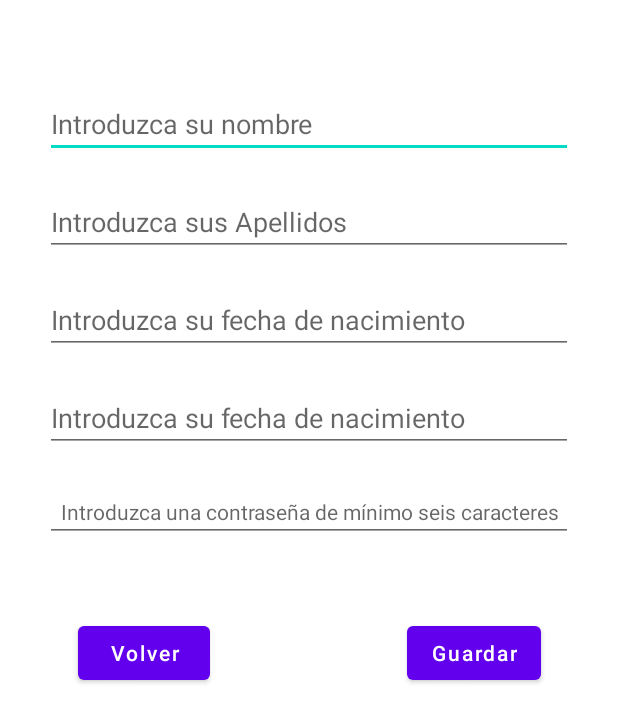
After one commit to ElianaMarinRincon/TurisApp, an Android app: the RegistroActivity screen opened directly, with no data from a screen before it, on a phone screen of 412 x 824 dp. The commit adds this screen. Shown: the top 722 px of the screen. Run offline under Robolectric (Android 15) with nearby library versions, the phone set to English and light mode, and no system bars.

Commit message:
Se creo una nueva ventana de registro y ligaron la ventana de bienvenida con login y la de login con registro

```diff
--- a/app/src/main/AndroidManifest.xml
+++ b/app/src/main/AndroidManifest.xml
@@ -13,7 +13,10 @@
             android:name=".Bienvenida"
             android:exported="false" />
         <activity
-            android:name=".LoginActivity"
+            android:name=".ComentariosCalificacion"
+            android:exported="false" />
+        <activity
+            android:name=".RegistroActivity"
             android:exported="false" />
         <activity
             android:name=".Formulario"
@@ -22,7 +25,7 @@
             android:name=".LugarResultado"
             android:exported="false" />
         <activity
-            android:name=".ComentariosCalificacion"
+            android:name=".LoginActivity"
             android:exported="true"
             android:windowSoftInputMode="adjustPan|adjustResize">
             <intent-filter>
--- a/app/src/main/java/com/example/turisapp/Bienvenida.java
+++ b/app/src/main/java/com/example/turisapp/Bienvenida.java
@@ -2,7 +2,10 @@ package com.example.turisapp;
 
 import androidx.appcompat.app.AppCompatActivity;
 
+import android.content.Intent;
 import android.os.Bundle;
+import android.view.View;
+import android.widget.Button;
 
 public class Bienvenida extends AppCompatActivity {
 
@@ -10,5 +13,16 @@ public class Bienvenida extends AppCompatActivity {
     protected void onCreate(Bundle savedInstanceState) {
         super.onCreate(savedInstanceState);
         setContentView(R.layout.activity_bienvenida);
+
+        Button btnContinuar = (Button) findViewById(R.id.bienvenida_btnContinuar);
+
+        btnContinuar.setOnClickListener(new View.OnClickListener() {
+            @Override
+            public void onClick(View view) {
+                Intent i = new Intent(view.getContext(), LoginActivity.class);
+                startActivity(i);
+            }
+        });
+
     }
 }
--- a/app/src/main/java/com/example/turisapp/LoginActivity.java
+++ b/app/src/main/java/com/example/turisapp/LoginActivity.java
@@ -1,8 +1,13 @@
 package com.example.turisapp;
 
+import androidx.appcompat.app.AlertDialog;
 import androidx.appcompat.app.AppCompatActivity;
 
+import android.content.Intent;
 import android.os.Bundle;
+import android.view.View;
+import android.widget.Button;
+import android.widget.EditText;
 
 public class LoginActivity extends AppCompatActivity {
 
@@ -10,5 +15,35 @@ public class LoginActivity extends AppCompatActivity {
     protected void onCreate(Bundle savedInstanceState) {
         super.onCreate(savedInstanceState);
         setContentView(R.layout.activity_login);
+
+        Button btnIngresar = (Button) findViewById(R.id.login_btnIngreso);
+        EditText txtEmail = (EditText) findViewById(R.id.login_txtEmail);
+        EditText txtClave = (EditText) findViewById(R.id.login_txtClave);
+
+        btnIngresar.setOnClickListener(new View.OnClickListener() {
+            @Override
+            public void onClick(View view) {
+                String email = txtEmail.getText().toString();
+                String clave = txtClave.getText().toString();
+
+                if(email.isEmpty() || clave.isEmpty()){
+                    AlertDialog.Builder mensaje = new AlertDialog.Builder(view.getContext());
+                    mensaje.setTitle("No se puede ingresar");
+                    mensaje.setMessage("Por favor diligencia los campos de ingreso o registrate");
+                    mensaje.create();
+                    mensaje.show();
+                }
+            }
+        });
+
+        Button btnRegistrarse = (Button) findViewById(R.id.login_btnRegistro);
+
+        btnRegistrarse.setOnClickListener(new View.OnClickListener() {
+            @Override
+            public void onClick(View view) {
+                Intent i = new Intent(view.getContext(), RegistroActivity.class);
+                startActivity(i);
+            }
+        });
     }
 }
--- /dev/null
+++ b/app/src/main/java/com/example/turisapp/RegistroActivity.java
@@ -0,0 +1,22 @@
+package com.example.turisapp;
+
+import androidx.appcompat.app.AppCompatActivity;
+
+import android.os.Bundle;
+import android.view.View;
+import android.widget.Button;
+
+public class RegistroActivity extends AppCompatActivity {
+
+    @Override
+    protected void onCreate(Bundle savedInstanceState) {
+        super.onCreate(savedInstanceState);
+        setContentView(R.layout.activity_registro);
+
+        Button btnVolver = (Button) findViewById(R.id.registro_btnVolver);
+        btnVolver.setOnClickListener(new View.OnClickListener() {
+            @Override
+            public void onClick(View view) {onBackPressed();}
+        });
+    }
+}
--- /dev/null
+++ b/app/src/main/res/layout/activity_registro.xml
@@ -0,0 +1,109 @@
+<?xml version="1.0" encoding="utf-8"?>
+<androidx.constraintlayout.widget.ConstraintLayout xmlns:android="http://schemas.android.com/apk/res/android"
+    xmlns:app="http://schemas.android.com/apk/res-auto"
+    xmlns:tools="http://schemas.android.com/tools"
+    android:layout_width="match_parent"
+    android:layout_height="match_parent"
+    android:layout_margin="10dp"
+    tools:context=".RegistroActivity">
+
+    <EditText
+        android:id="@+id/registro_txtNombres"
+        android:layout_width="match_parent"
+        android:layout_height="wrap_content"
+        android:layout_marginStart="20dp"
+        android:layout_marginTop="50dp"
+        android:layout_marginEnd="20dp"
+        android:ems="10"
+        android:hint="@string/registro_txtNombres_hint"
+        android:inputType="textPersonName"
+        app:layout_constraintEnd_toEndOf="parent"
+        app:layout_constraintHorizontal_bias="0.0"
+        app:layout_constraintStart_toStartOf="parent"
+        app:layout_constraintTop_toTopOf="parent" />
+
+    <EditText
+        android:id="@+id/registro_txtApellidos"
+        android:layout_width="match_parent"
+        android:layout_height="wrap_content"
+        android:layout_marginStart="20dp"
+        android:layout_marginTop="20dp"
+        android:layout_marginEnd="20dp"
+        android:ems="10"
+        android:hint="@string/registro_txtApellidos_hint"
+        android:inputType="textPersonName"
+        app:layout_constraintEnd_toEndOf="parent"
+        app:layout_constraintHorizontal_bias="1.0"
+        app:layout_constraintStart_toStartOf="parent"
+        app:layout_constraintTop_toBottomOf="@+id/registro_txtNombres" />
+
+    <EditText
+        android:id="@+id/registro_dateFechaNacimiento"
+        android:layout_width="match_parent"
+        android:layout_height="wrap_content"
+        android:layout_marginStart="20dp"
+        android:layout_marginTop="20dp"
+        android:layout_marginEnd="20dp"
+        android:ems="10"
+        android:hint="@string/registro_dateFechaNacimiento_hint"
+        android:inputType="date"
+        app:layout_constraintEnd_toEndOf="parent"
+        app:layout_constraintStart_toStartOf="parent"
+        app:layout_constraintTop_toBottomOf="@+id/registro_txtApellidos" />
+
+    <EditText
+        android:id="@+id/registo_emailCorreo"
+        android:layout_width="match_parent"
+        android:layout_height="wrap_content"
+        android:layout_marginStart="20dp"
+        android:layout_marginTop="20dp"
+        android:layout_marginEnd="20dp"
+        android:ems="10"
+        android:hint="@string/registro_dateFechaNacimiento_hint"
+        android:inputType="textEmailAddress"
+        app:layout_constraintEnd_toEndOf="parent"
+        app:layout_constraintStart_toStartOf="parent"
+        app:layout_constraintTop_toBottomOf="@+id/registro_dateFechaNacimiento" />
+
+    <EditText
+        android:id="@+id/registro_pswClave"
+        android:layout_width="match_parent"
+        android:layout_height="wrap_content"
+        android:layout_marginStart="20dp"
+        android:layout_marginTop="20dp"
+        android:layout_marginEnd="20dp"
+        android:ems="10"
+        android:gravity="center"
+        android:hint="@string/registro_pswClave_hint"
+        android:inputType="textPassword"
+        android:textSize="14sp"
+        app:layout_constraintEnd_toEndOf="parent"
+        app:layout_constraintStart_toStartOf="parent"
+        app:layout_constraintTop_toBottomOf="@+id/registo_emailCorreo" />
+
+    <Button
+        android:id="@+id/registor_btnGuardar"
+        android:layout_width="wrap_content"
+        android:layout_height="wrap_content"
+        android:layout_marginStart="250dp"
+        android:layout_marginTop="50dp"
+        android:layout_marginEnd="30dp"
+        android:text="@string/registro_btnGuardar_text"
+        android:textAllCaps="false"
+        app:layout_constraintEnd_toEndOf="parent"
+        app:layout_constraintStart_toStartOf="parent"
+        app:layout_constraintTop_toBottomOf="@+id/registro_pswClave" />
+
+    <Button
+        android:id="@+id/registro_btnVolver"
+        android:layout_width="wrap_content"
+        android:layout_height="wrap_content"
+        android:layout_marginStart="30dp"
+        android:layout_marginTop="50dp"
+        android:layout_marginEnd="250dp"
+        android:text="@string/registro_btnVolver_text"
+        android:textAllCaps="false"
+        app:layout_constraintEnd_toEndOf="parent"
+        app:layout_constraintStart_toStartOf="parent"
+        app:layout_constraintTop_toBottomOf="@+id/registro_pswClave" />
+</androidx.constraintlayout.widget.ConstraintLayout>
--- a/app/src/main/res/values/strings.xml
+++ b/app/src/main/res/values/strings.xml
@@ -24,4 +24,11 @@
     <string name="comentarios_txtTituloComentar_text">Comenta y califica tu experiencia</string>
     <string name="comentarios_txtComentarioUsuario"></string>
     <string name="comentarios_btnFinalizar">Finalizar</string>
+    <string name="registro_txtNombres_hint">Introduzca su nombre</string>
+    <string name="registro_txtApellidos_hint">Introduzca sus Apellidos</string>
+    <string name="registro_dateFechaNacimiento_hint">Introduzca su fecha de nacimiento</string>
+    <string name="registro_emailCorreo_hint">Introduzca su correo</string>
+    <string name="registro_pswClave_hint">Introduzca una contraseña de mínimo seis caracteres</string>
+    <string name="registro_btnGuardar_text">Guardar</string>
+    <string name="registro_btnVolver_text">Volver</string>
 </resources>
```
